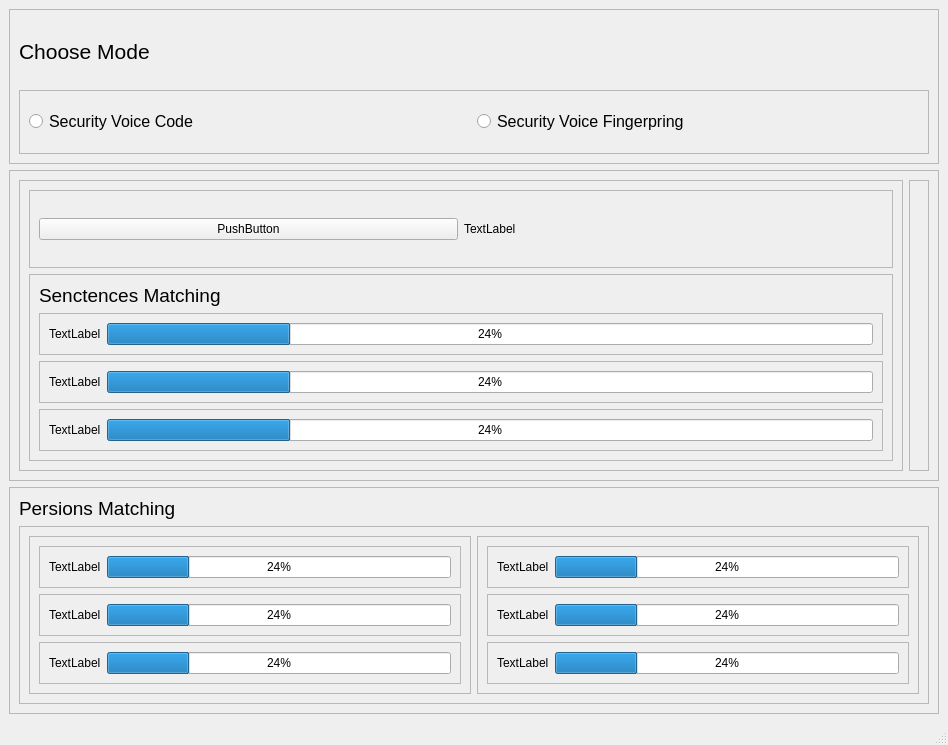
shehab400/Security-Voice-code-Access, file GUI.ui: the form before one commit.
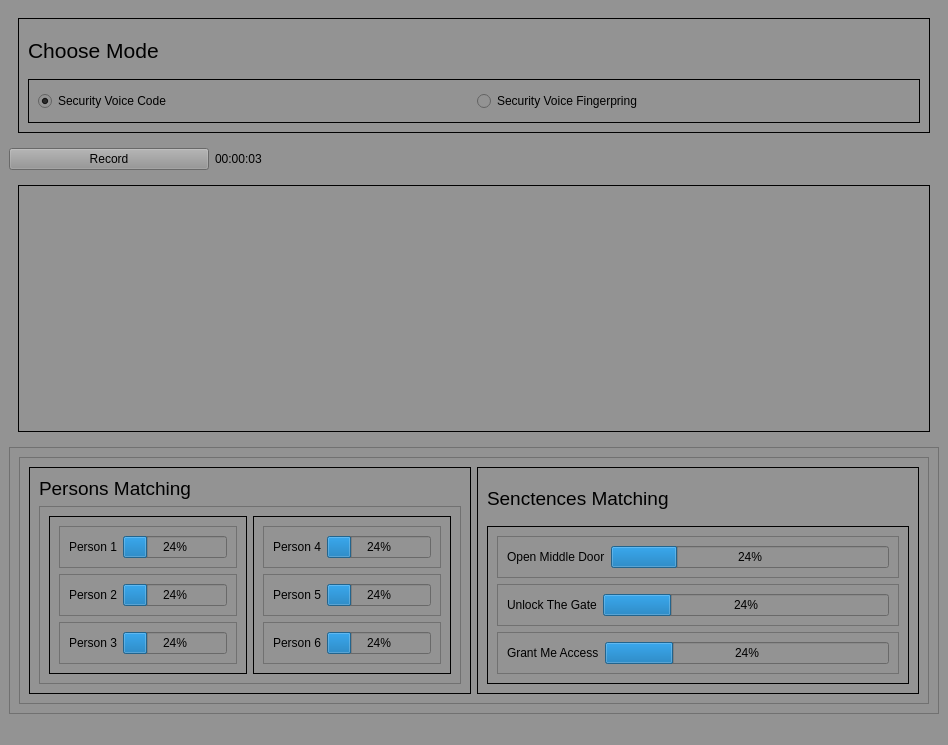
The form after the commit. Icons and pictures are not drawn.

Patch:
```diff
--- a/GUI.ui
+++ b/GUI.ui
@@ -13,64 +13,39 @@
   <property name="windowTitle">
    <string>MainWindow</string>
   </property>
+  <property name="styleSheet">
+   <string notr="true">background-color: rgb(147, 147, 147);</string>
+  </property>
   <widget class="QWidget" name="centralwidget">
    <layout class="QGridLayout" name="gridLayout">
-    <item row="0" column="0" colspan="2">
-     <widget class="QFrame" name="frame_2">
+    <item row="3" column="0" rowspan="2" colspan="2">
+     <widget class="QFrame" name="frame_3">
+      <layout class="QHBoxLayout" name="horizontalLayout_19">
+       <item>
+        <widget class="QFrame" name="frame_19">
       <property name="frameShape">
-       <enum>QFrame::StyledPanel</enum>
+          <enum>QFrame::Box</enum>
       </property>
       <property name="frameShadow">
-       <enum>QFrame::Raised</enum>
-      </property>
-      <layout class="QVBoxLayout" name="verticalLayout">
-       <item>
-        <widget class="QLabel" name="label">
-         <property name="font">
-          <font>
-           <pointsize>16</pointsize>
-          </font>
+          <enum>QFrame::Plain</enum>
+         </property>
+         <property name="midLineWidth">
+          <number>1</number>
          </property>
-         <property name="text">
-          <string>Choose Mode</string>
-         </property>
+         <layout class="QHBoxLayout" name="horizontalLayout_20"/>
         </widget>
        </item>
-       <item>
-        <widget class="QFrame" name="frame">
-         <property name="font">
-          <font>
-           <pointsize>12</pointsize>
-          </font>
-         </property>
-         <property name="frameShape">
-          <enum>QFrame::StyledPanel</enum>
-         </property>
-         <property name="frameShadow">
-          <enum>QFrame::Raised</enum>
-         </property>
-         <layout class="QHBoxLayout" name="horizontalLayout">
-          <item>
-           <widget class="QRadioButton" name="radioButton">
-            <property name="text">
-             <string>Security Voice Code</string>
-            </property>
-           </widget>
-          </item>
-          <item>
-           <widget class="QRadioButton" name="radioButton_2">
+      </layout>
+     </widget>
+    </item>
+    <item row="2" column="1">
+     <widget class="QLabel" name="label_2">
             <property name="text">
-             <string>Security Voice Fingerpring</string>
+       <string>00:00:03</string>
             </property>
            </widget>
           </item>
-         </layout>
-        </widget>
-       </item>
-      </layout>
-     </widget>
-    </item>
-    <item row="3" column="0" colspan="2">
+    <item row="5" column="0" colspan="2">
      <widget class="QFrame" name="frame_6">
       <property name="frameShape">
        <enum>QFrame::StyledPanel</enum>
@@ -79,18 +54,6 @@
        <enum>QFrame::Raised</enum>
       </property>
       <layout class="QVBoxLayout" name="verticalLayout_3">
-       <item alignment="Qt::AlignTop">
-        <widget class="QLabel" name="label_4">
-         <property name="font">
-          <font>
-           <pointsize>14</pointsize>
-          </font>
-         </property>
-         <property name="text">
-          <string>Persions Matching</string>
-         </property>
-        </widget>
-       </item>
        <item>
         <widget class="QFrame" name="frame_10">
          <property name="frameShape">
@@ -101,32 +64,80 @@
          </property>
          <layout class="QHBoxLayout" name="horizontalLayout_6">
           <item>
-           <widget class="QFrame" name="frame_11">
-            <property name="frameShape">
-             <enum>QFrame::StyledPanel</enum>
-            </property>
-            <property name="frameShadow">
-             <enum>QFrame::Raised</enum>
-            </property>
-            <layout class="QVBoxLayout" name="verticalLayout_5">
-             <item>
               <widget class="QFrame" name="frame_7">
                <property name="frameShape">
+             <enum>QFrame::Box</enum>
+            </property>
+            <property name="frameShadow">
+             <enum>QFrame::Plain</enum>
+            </property>
+            <property name="lineWidth">
+             <number>1</number>
+            </property>
+            <property name="midLineWidth">
+             <number>1</number>
+            </property>
+            <layout class="QVBoxLayout" name="verticalLayout_5">
+             <item>
+              <widget class="QLabel" name="label_4">
+               <property name="font">
+                <font>
+                 <pointsize>14</pointsize>
+                </font>
+               </property>
+               <property name="layoutDirection">
+                <enum>Qt::LeftToRight</enum>
+               </property>
+               <property name="autoFillBackground">
+                <bool>false</bool>
+               </property>
+               <property name="frameShape">
+                <enum>QFrame::NoFrame</enum>
+               </property>
+               <property name="text">
+                <string>Persons Matching</string>
+               </property>
+              </widget>
+             </item>
+             <item>
+              <widget class="QFrame" name="frame_4">
+               <property name="frameShape">
                 <enum>QFrame::StyledPanel</enum>
                </property>
                <property name="frameShadow">
                 <enum>QFrame::Raised</enum>
                </property>
-               <layout class="QHBoxLayout" name="horizontalLayout_5">
+               <layout class="QHBoxLayout" name="horizontalLayout_2">
+                <item>
+                 <widget class="QFrame" name="frame_8">
+                  <property name="frameShape">
+                   <enum>QFrame::Box</enum>
+                  </property>
+                  <property name="frameShadow">
+                   <enum>QFrame::Plain</enum>
+                  </property>
+                  <property name="midLineWidth">
+                   <number>1</number>
+                  </property>
+                  <layout class="QVBoxLayout" name="verticalLayout_2">
+                   <item>
+                    <widget class="QFrame" name="frame_13">
+                     <property name="frameShape">
+                      <enum>QFrame::StyledPanel</enum>
+                     </property>
+                     <property name="frameShadow">
+                      <enum>QFrame::Raised</enum>
+                     </property>
+                     <layout class="QHBoxLayout" name="horizontalLayout_3">
                 <item>
                  <widget class="QLabel" name="label_5">
                   <property name="text">
-                   <string>TextLabel</string>
+                         <string>Person 1</string>
                   </property>
                  </widget>
                 </item>
                 <item>
-                 <widget class="QProgressBar" name="progressBar">
+                       <widget class="QProgressBar" name="progressBar_16">
                   <property name="value">
                    <number>24</number>
                   </property>
@@ -136,7 +147,7 @@
               </widget>
              </item>
              <item>
-              <widget class="QFrame" name="frame_9">
+                    <widget class="QFrame" name="frame_12">
                <property name="frameShape">
                 <enum>QFrame::StyledPanel</enum>
                </property>
@@ -147,7 +158,7 @@
                 <item>
                  <widget class="QLabel" name="label_6">
                   <property name="text">
-                   <string>TextLabel</string>
+                         <string>Person 2</string>
                   </property>
                  </widget>
                 </item>
@@ -162,23 +173,23 @@
               </widget>
              </item>
              <item>
-              <widget class="QFrame" name="frame_8">
+                    <widget class="QFrame" name="frame_11">
                <property name="frameShape">
                 <enum>QFrame::StyledPanel</enum>
                </property>
                <property name="frameShadow">
                 <enum>QFrame::Raised</enum>
                </property>
-               <layout class="QHBoxLayout" name="horizontalLayout_3">
+                     <layout class="QHBoxLayout" name="horizontalLayout_5">
                 <item>
                  <widget class="QLabel" name="label_7">
                   <property name="text">
-                   <string>TextLabel</string>
+                         <string>Person 3</string>
                   </property>
                  </widget>
                 </item>
                 <item>
-                 <widget class="QProgressBar" name="progressBar_3">
+                       <widget class="QProgressBar" name="progressBar_18">
                   <property name="value">
                    <number>24</number>
                   </property>
@@ -191,12 +202,15 @@
            </widget>
           </item>
           <item>
-           <widget class="QFrame" name="frame_12">
+                 <widget class="QFrame" name="frame_9">
             <property name="frameShape">
-             <enum>QFrame::StyledPanel</enum>
+                   <enum>QFrame::Box</enum>
             </property>
             <property name="frameShadow">
-             <enum>QFrame::Raised</enum>
+                   <enum>QFrame::Plain</enum>
+                  </property>
+                  <property name="midLineWidth">
+                   <number>1</number>
             </property>
             <layout class="QVBoxLayout" name="verticalLayout_4">
              <item>
@@ -211,38 +225,12 @@
                 <item>
                  <widget class="QLabel" name="label_15">
                   <property name="text">
-                   <string>TextLabel</string>
+                         <string>Person 4</string>
                   </property>
                  </widget>
                 </item>
                 <item>
-                 <widget class="QProgressBar" name="progressBar_11">
-                  <property name="value">
-                   <number>24</number>
-                  </property>
-                 </widget>
-                </item>
-               </layout>
-              </widget>
-             </item>
-             <item>
-              <widget class="QFrame" name="frame_13">
-               <property name="frameShape">
-                <enum>QFrame::StyledPanel</enum>
-               </property>
-               <property name="frameShadow">
-                <enum>QFrame::Raised</enum>
-               </property>
-               <layout class="QHBoxLayout" name="horizontalLayout_13">
-                <item>
-                 <widget class="QLabel" name="label_14">
-                  <property name="text">
-                   <string>TextLabel</string>
-                  </property>
-                 </widget>
-                </item>
-                <item>
-                 <widget class="QProgressBar" name="progressBar_10">
+                       <widget class="QProgressBar" name="progressBar_20">
                   <property name="value">
                    <number>24</number>
                   </property>
@@ -263,7 +251,7 @@
                 <item>
                  <widget class="QLabel" name="label_16">
                   <property name="text">
-                   <string>TextLabel</string>
+                         <string>Person 5</string>
                   </property>
                  </widget>
                 </item>
@@ -277,24 +265,6 @@
                </layout>
               </widget>
              </item>
-            </layout>
-           </widget>
-          </item>
-         </layout>
-        </widget>
-       </item>
-      </layout>
-     </widget>
-    </item>
-    <item row="1" column="0" rowspan="2" colspan="2">
-     <widget class="QFrame" name="frame_3">
-      <property name="frameShape">
-       <enum>QFrame::StyledPanel</enum>
-      </property>
-      <property name="frameShadow">
-       <enum>QFrame::Raised</enum>
-      </property>
-      <layout class="QHBoxLayout" name="horizontalLayout_19">
        <item>
         <widget class="QFrame" name="frame_20">
          <property name="frameShape">
@@ -303,28 +273,28 @@
          <property name="frameShadow">
           <enum>QFrame::Raised</enum>
          </property>
-         <layout class="QVBoxLayout" name="verticalLayout_2">
+                     <layout class="QHBoxLayout" name="horizontalLayout_10">
           <item>
-           <widget class="QFrame" name="frame_4">
-            <property name="frameShape">
-             <enum>QFrame::StyledPanel</enum>
-            </property>
-            <property name="frameShadow">
-             <enum>QFrame::Raised</enum>
-            </property>
-            <layout class="QHBoxLayout" name="horizontalLayout_2">
-             <item>
-              <widget class="QPushButton" name="pushButton">
+                       <widget class="QLabel" name="label_10">
                <property name="text">
-                <string>PushButton</string>
+                         <string>Person 6</string>
                </property>
               </widget>
              </item>
              <item>
-              <widget class="QLabel" name="label_2">
-               <property name="text">
-                <string>TextLabel</string>
-               </property>
+                       <widget class="QProgressBar" name="progressBar_22">
+                        <property name="value">
+                         <number>24</number>
+                        </property>
+                       </widget>
+                      </item>
+                     </layout>
+                    </widget>
+                   </item>
+                  </layout>
+                 </widget>
+                </item>
+               </layout>
               </widget>
              </item>
             </layout>
@@ -333,10 +303,13 @@
           <item>
            <widget class="QFrame" name="frame_5">
             <property name="frameShape">
-             <enum>QFrame::StyledPanel</enum>
+             <enum>QFrame::Box</enum>
             </property>
             <property name="frameShadow">
-             <enum>QFrame::Raised</enum>
+             <enum>QFrame::Plain</enum>
+            </property>
+            <property name="midLineWidth">
+             <number>1</number>
             </property>
             <layout class="QVBoxLayout" name="verticalLayout_6">
              <item>
@@ -352,6 +325,18 @@
               </widget>
              </item>
              <item>
+              <widget class="QFrame" name="frame_22">
+               <property name="frameShape">
+                <enum>QFrame::Box</enum>
+               </property>
+               <property name="frameShadow">
+                <enum>QFrame::Plain</enum>
+               </property>
+               <property name="midLineWidth">
+                <number>1</number>
+               </property>
+               <layout class="QVBoxLayout" name="verticalLayout_8">
+                <item>
               <widget class="QFrame" name="frame_16">
                <property name="frameShape">
                 <enum>QFrame::StyledPanel</enum>
@@ -363,7 +348,7 @@
                 <item>
                  <widget class="QLabel" name="label_17">
                   <property name="text">
-                   <string>TextLabel</string>
+                      <string>Open Middle Door</string>
                   </property>
                  </widget>
                 </item>
@@ -389,7 +374,7 @@
                 <item>
                  <widget class="QLabel" name="label_18">
                   <property name="text">
-                   <string>TextLabel</string>
+                      <string>Unlock The Gate</string>
                   </property>
                  </widget>
                 </item>
@@ -415,7 +400,7 @@
                 <item>
                  <widget class="QLabel" name="label_19">
                   <property name="text">
-                   <string>TextLabel</string>
+                      <string>Grant Me Access</string>
                   </property>
                  </widget>
                 </item>
@@ -435,18 +420,103 @@
          </layout>
         </widget>
        </item>
+         </layout>
+        </widget>
+       </item>
+      </layout>
+     </widget>
+    </item>
+    <item row="0" column="0" colspan="2">
+     <widget class="QFrame" name="frame_2">
+      <layout class="QVBoxLayout" name="verticalLayout">
        <item>
-        <widget class="QFrame" name="frame_19">
+        <widget class="QFrame" name="frame_21">
+         <property name="styleSheet">
+          <string notr="true"/>
+         </property>
          <property name="frameShape">
-          <enum>QFrame::StyledPanel</enum>
+          <enum>QFrame::Box</enum>
          </property>
          <property name="frameShadow">
-          <enum>QFrame::Raised</enum>
+          <enum>QFrame::Plain</enum>
          </property>
-         <layout class="QHBoxLayout" name="horizontalLayout_20"/>
-        </widget>
-       </item>
-      </layout>
+         <property name="midLineWidth">
+          <number>1</number>
+         </property>
+         <layout class="QVBoxLayout" name="verticalLayout_7">
+          <item>
+           <widget class="QLabel" name="label">
+            <property name="font">
+             <font>
+              <pointsize>16</pointsize>
+             </font>
+            </property>
+            <property name="text">
+             <string>Choose Mode</string>
+            </property>
+           </widget>
+          </item>
+          <item>
+           <widget class="QFrame" name="frame">
+            <property name="font">
+             <font>
+              <pointsize>12</pointsize>
+             </font>
+            </property>
+            <property name="frameShape">
+             <enum>QFrame::Box</enum>
+            </property>
+            <property name="frameShadow">
+             <enum>QFrame::Plain</enum>
+            </property>
+            <property name="lineWidth">
+             <number>1</number>
+            </property>
+            <property name="midLineWidth">
+             <number>1</number>
+            </property>
+            <layout class="QHBoxLayout" name="horizontalLayout">
+             <item>
+              <widget class="QRadioButton" name="radioButton">
+               <property name="text">
+                <string>Security Voice Code</string>
+               </property>
+               <property name="checked">
+                <bool>true</bool>
+               </property>
+              </widget>
+             </item>
+             <item>
+              <widget class="QRadioButton" name="radioButton_2">
+               <property name="text">
+                <string>Security Voice Fingerpring</string>
+               </property>
+              </widget>
+             </item>
+            </layout>
+           </widget>
+          </item>
+         </layout>
+        </widget>
+       </item>
+      </layout>
+     </widget>
+    </item>
+    <item row="2" column="0">
+     <widget class="QPushButton" name="pushButton">
+      <property name="maximumSize">
+       <size>
+        <width>200</width>
+        <height>16777215</height>
+       </size>
+      </property>
+      <property name="text">
+       <string>Record</string>
+      </property>
+      <property name="icon">
+       <iconset>
+        <normaloff>Images/Record.png</normaloff>Images/Record.png</iconset>
+      </property>
      </widget>
     </item>
    </layout>
```
Left out of the diff: 12 changed lines with no effect on the pictures. Lines whose indentation alone changed are shown as unchanged.
